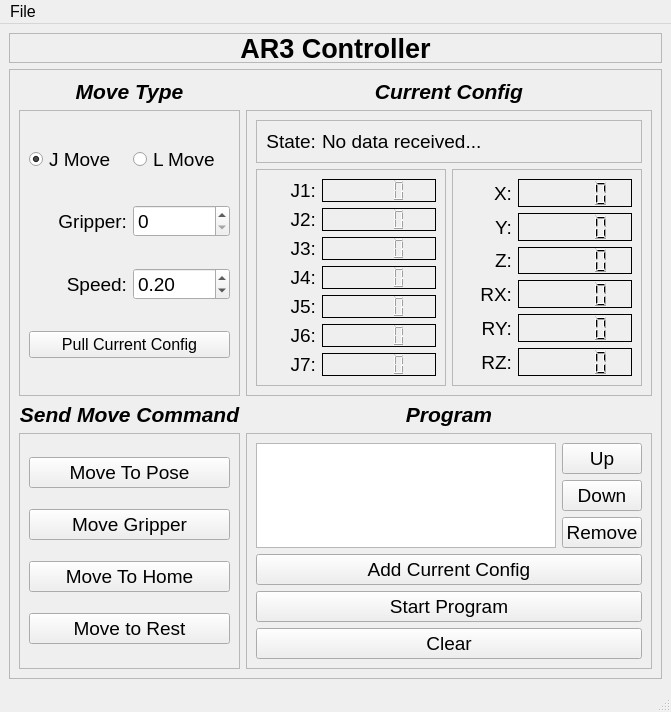
Qt form src/ar3/src/ar3/ui/ar3_controller.ui (kpdudek/Robotics) before a commit.
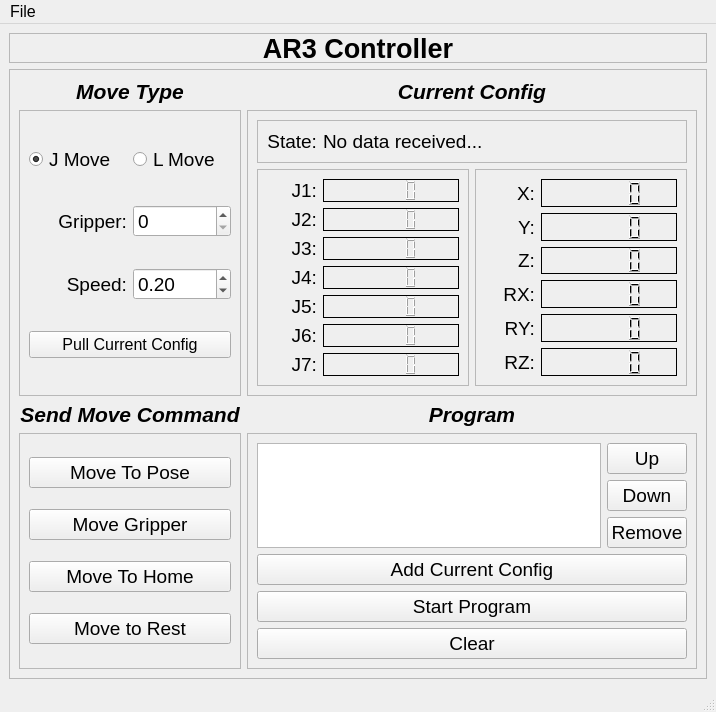
The same form after that commit.

Commit message: Program editing controls (up,down,remove) implemented

Patch:
```diff
--- a/src/ar3/src/ar3/ui/ar3_controller.ui
+++ b/src/ar3/src/ar3/ui/ar3_controller.ui
@@ -6,8 +6,8 @@
    <rect>
     <x>0</x>
     <y>0</y>
-    <width>661</width>
-    <height>703</height>
+    <width>716</width>
+    <height>712</height>
    </rect>
   </property>
   <property name="font">
@@ -987,7 +987,7 @@
     <rect>
      <x>0</x>
      <y>0</y>
-     <width>661</width>
+     <width>716</width>
      <height>24</height>
     </rect>
    </property>
```
Left out of the diff: 12 changed lines with no effect on the pictures. The commit also changes 1 other file.
